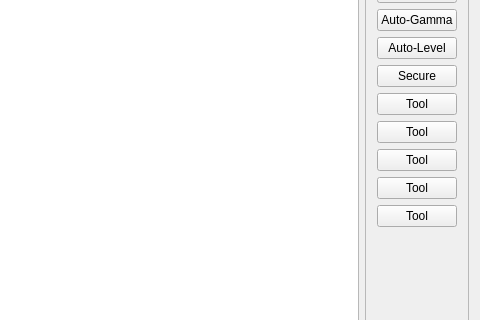
CervecerosCodigo/CCIMP, file src/gui/mainwindow.ui: the form before one commit; both pictures show x 800 to 1280 and y 286 to 606 of the 1280 by 720 pixel window.
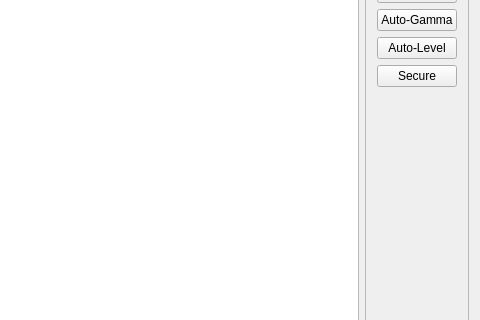
The form after the commit. Icons and pictures are not drawn.

Commit message: Fjernet knapper som ikke er i bruk

```diff
--- a/src/gui/mainwindow.ui
+++ b/src/gui/mainwindow.ui
@@ -230,71 +230,6 @@
                </property>
               </widget>
              </item>
-             <item>
-              <widget class="QPushButton" name="encipherButton_7">
-               <property name="sizePolicy">
-                <sizepolicy hsizetype="Preferred" vsizetype="Fixed">
-                 <horstretch>0</horstretch>
-                 <verstretch>0</verstretch>
-                </sizepolicy>
-               </property>
-               <property name="text">
-                <string>Tool</string>
-               </property>
-              </widget>
-             </item>
-             <item>
-              <widget class="QPushButton" name="encipherButton_5">
-               <property name="sizePolicy">
-                <sizepolicy hsizetype="Preferred" vsizetype="Fixed">
-                 <horstretch>0</horstretch>
-                 <verstretch>0</verstretch>
-                </sizepolicy>
-               </property>
-               <property name="text">
-                <string>Tool</string>
-               </property>
-              </widget>
-             </item>
-             <item>
-              <widget class="QPushButton" name="encipherButton_9">
-               <property name="sizePolicy">
-                <sizepolicy hsizetype="Preferred" vsizetype="Fixed">
-                 <horstretch>0</horstretch>
-                 <verstretch>0</verstretch>
-                </sizepolicy>
-               </property>
-               <property name="text">
-                <string>Tool</string>
-               </property>
-              </widget>
-             </item>
-             <item>
-              <widget class="QPushButton" name="encipherButton_11">
-               <property name="sizePolicy">
-                <sizepolicy hsizetype="Preferred" vsizetype="Fixed">
-                 <horstretch>0</horstretch>
-                 <verstretch>0</verstretch>
-                </sizepolicy>
-               </property>
-               <property name="text">
-                <string>Tool</string>
-               </property>
-              </widget>
-             </item>
-             <item>
-              <widget class="QPushButton" name="encipherButton_8">
-               <property name="sizePolicy">
-                <sizepolicy hsizetype="Preferred" vsizetype="Fixed">
-                 <horstretch>0</horstretch>
-                 <verstretch>0</verstretch>
-                </sizepolicy>
-               </property>
-               <property name="text">
-                <string>Tool</string>
-               </property>
-              </widget>
-             </item>
             </layout>
            </item>
            <item row="1" column="0">
```
